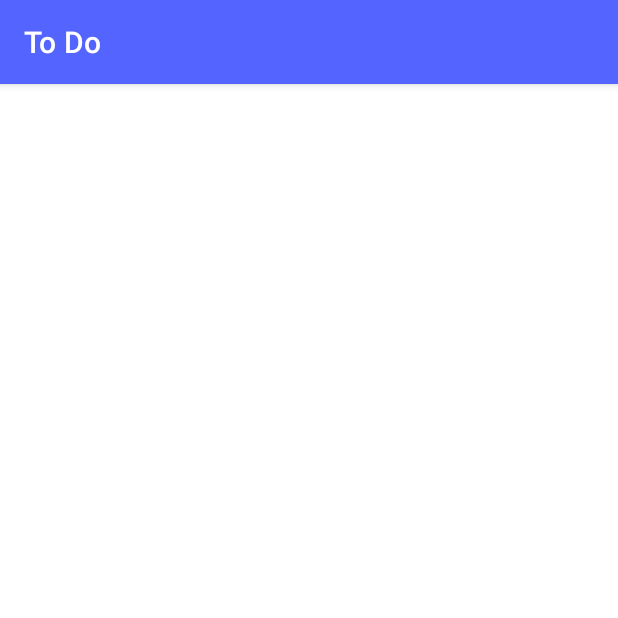
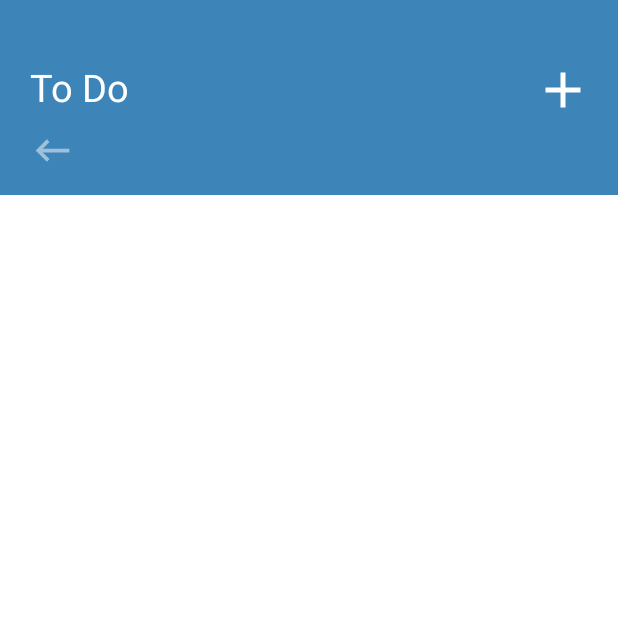
Before and after one commit to Dileep2896/To-Do-App, an Android app: the screen it shows after launch (CategoryActivity), after a tap on "LET ADD SOME WORK", on a phone screen of 412 x 824 dp, the top half of it. Run offline under Robolectric (Android 15) with nearby library versions, the phone set to English and light mode, and no system bars.

Commit message:
Create Custom ActionBar, Add Buttons To ActionBar, Create DialogAdd.java

```diff
--- a/app/src/main/java/com/technologybit/todo/CategoryActivity.java
+++ b/app/src/main/java/com/technologybit/todo/CategoryActivity.java
@@ -3,6 +3,9 @@ package com.technologybit.todo;
 import androidx.appcompat.app.AppCompatActivity;
 
 import android.os.Bundle;
+import android.view.View;
+
+import java.util.Objects;
 
 public class CategoryActivity extends AppCompatActivity {
 
@@ -10,5 +13,20 @@ public class CategoryActivity extends AppCompatActivity {
     protected void onCreate(Bundle savedInstanceState) {
         super.onCreate(savedInstanceState);
         setContentView(R.layout.activity_category);
+
     }
+
+    public void addButtonClicked(View view) {
+        openDialog();
+    }
+
+    public void goBackClicked(View view) {
+        finish();
+    }
+
+    public void openDialog() {
+        DialogAdd dialogAdd = new DialogAdd();
+        dialogAdd.show(getSupportFragmentManager(), "Add Category");
+    }
+
 }
--- /dev/null
+++ b/app/src/main/java/com/technologybit/todo/DialogAdd.java
@@ -0,0 +1,27 @@
+package com.technologybit.todo;
+
+import android.app.Dialog;
+import android.content.DialogInterface;
+import android.os.Bundle;
+
+import androidx.annotation.NonNull;
+import androidx.annotation.Nullable;
+import androidx.appcompat.app.AlertDialog;
+import androidx.appcompat.app.AppCompatDialogFragment;
+
+public class DialogAdd extends AppCompatDialogFragment {
+
+    @Override
+    public Dialog onCreateDialog(Bundle savedInstanceState) {
+        AlertDialog.Builder builder = new AlertDialog.Builder(getActivity());
+        builder.setTitle("Add Category")
+                .setMessage("Add A New Category")
+                .setPositiveButton("Add", new DialogInterface.OnClickListener() {
+                    @Override
+                    public void onClick(DialogInterface dialogInterface, int i) {
+
+                    }
+                });
+        return builder.create();
+    }
+}
--- a/app/src/main/java/com/technologybit/todo/MainActivity.java
+++ b/app/src/main/java/com/technologybit/todo/MainActivity.java
@@ -26,11 +26,6 @@ public class MainActivity extends AppCompatActivity {
         tvToDo = findViewById(R.id.tvToDo);
         tvQuote = findViewById(R.id.tvQuote);
 
-        // Enabling Full Screen And Adding Action Bar.
-        getWindow().setFlags(WindowManager.LayoutParams.FLAG_FULLSCREEN,
-                             WindowManager.LayoutParams.FLAG_FULLSCREEN);
-        Objects.requireNonNull(getSupportActionBar()).hide();
-
         // Animations
         btnAddWork.setAlpha(0);
         btnAddWork.animate().setDuration(800).alpha(1);
--- /dev/null
+++ b/app/src/main/res/drawable/ic_baseline_add_24.xml
@@ -0,0 +1,10 @@
+<vector xmlns:android="http://schemas.android.com/apk/res/android"
+    android:width="24dp"
+    android:height="24dp"
+    android:viewportWidth="24"
+    android:viewportHeight="24"
+    android:tint="?attr/colorControlNormal">
+  <path
+      android:fillColor="@android:color/white"
+      android:pathData="M19,13h-6v6h-2v-6H5v-2h6V5h2v6h6v2z"/>
+</vector>
--- /dev/null
+++ b/app/src/main/res/drawable/ic_baseline_arrow_back_24.xml
@@ -0,0 +1,10 @@
+<vector xmlns:android="http://schemas.android.com/apk/res/android"
+    android:width="24dp"
+    android:height="24dp"
+    android:viewportWidth="24"
+    android:viewportHeight="24"
+    android:tint="?attr/colorControlNormal">
+  <path
+      android:fillColor="@android:color/white"
+      android:pathData="M20,11H7.83l5.59,-5.59L12,4l-8,8 8,8 1.41,-1.41L7.83,13H20v-2z"/>
+</vector>
--- /dev/null
+++ b/app/src/main/res/drawable/ic_baseline_keyboard_backspace_24.xml
@@ -0,0 +1,10 @@
+<vector xmlns:android="http://schemas.android.com/apk/res/android"
+    android:width="24dp"
+    android:height="24dp"
+    android:viewportWidth="24"
+    android:viewportHeight="24"
+    android:tint="?attr/colorControlNormal">
+  <path
+      android:fillColor="@android:color/white"
+      android:pathData="M21,11H6.83l3.58,-3.59L9,6l-6,6 6,6 1.41,-1.41L6.83,13H21z"/>
+</vector>
--- a/app/src/main/res/layout/activity_category.xml
+++ b/app/src/main/res/layout/activity_category.xml
@@ -4,6 +4,66 @@
     xmlns:tools="http://schemas.android.com/tools"
     android:layout_width="match_parent"
     android:layout_height="match_parent"
+    android:background="@color/white"
     tools:context=".CategoryActivity">
 
+    <androidx.appcompat.widget.Toolbar
+        android:id="@+id/toolbar"
+        android:layout_width="match_parent"
+        android:layout_height="130dp"
+        android:background="@color/Button_Color"
+        android:theme="@style/ThemeOverlay.AppCompat.Dark.ActionBar"
+        app:layout_constraintEnd_toEndOf="parent"
+        app:layout_constraintStart_toStartOf="parent"
+        app:layout_constraintTop_toTopOf="parent"
+        tools:ignore="MissingConstraints" />
+
+    <Button
+        android:id="@+id/button"
+        android:layout_width="40dp"
+        android:layout_height="40dp"
+        android:layout_marginBottom="50dp"
+        android:background="@drawable/ic_baseline_add_24"
+        android:backgroundTint="@color/white"
+        android:onClick="addButtonClicked"
+        app:layout_constraintBottom_toBottomOf="@+id/toolbar"
+        app:layout_constraintEnd_toEndOf="@+id/toolbar"
+        app:layout_constraintHorizontal_bias="0.956"
+        app:layout_constraintStart_toStartOf="@+id/toolbar"
+        app:layout_constraintTop_toTopOf="parent"
+        app:layout_constraintVertical_bias="1.0" />
+
+    <TextView
+        android:id="@+id/textView"
+        android:layout_width="wrap_content"
+        android:layout_height="wrap_content"
+        android:layout_marginStart="20dp"
+        android:layout_marginBottom="10dp"
+        android:fontFamily="sans-serif-thin"
+        android:text="@string/app_name"
+        android:textColor="@color/white"
+        android:textSize="25sp"
+        android:textStyle="bold"
+        app:layout_constraintBottom_toTopOf="@+id/button2"
+        app:layout_constraintEnd_toStartOf="@+id/button"
+        app:layout_constraintHorizontal_bias="0.0"
+        app:layout_constraintStart_toStartOf="parent"
+        app:layout_constraintTop_toTopOf="@+id/toolbar"
+        app:layout_constraintVertical_bias="1.0" />
+
+    <Button
+        android:id="@+id/button2"
+        android:layout_width="30dp"
+        android:layout_height="30dp"
+        android:layout_marginStart="20dp"
+        android:layout_marginBottom="5dp"
+        android:alpha="0.5"
+        android:background="@drawable/ic_baseline_keyboard_backspace_24"
+        android:backgroundTint="@color/white"
+        android:onClick="goBackClicked"
+        app:layout_constraintBottom_toBottomOf="@+id/toolbar"
+        app:layout_constraintStart_toStartOf="@+id/toolbar"
+        app:layout_constraintTop_toTopOf="parent"
+        app:layout_constraintVertical_bias="0.9" />
+
 </androidx.constraintlayout.widget.ConstraintLayout>
--- a/app/src/main/res/layout/activity_main.xml
+++ b/app/src/main/res/layout/activity_main.xml
@@ -45,6 +45,7 @@
         android:backgroundTint="@color/Button_Color"
         android:onClick="WorkBtnClicked"
         android:text="@string/let_s_add_some_work"
+        android:textColor="@color/white"
         app:layout_constraintBottom_toBottomOf="parent"
         app:layout_constraintEnd_toEndOf="parent"
         app:layout_constraintHorizontal_bias="0.497"
--- a/app/src/main/res/values-night/themes.xml
+++ b/app/src/main/res/values-night/themes.xml
@@ -1,6 +1,6 @@
 <resources xmlns:tools="http://schemas.android.com/tools">
     <!-- Base application theme. -->
-    <style name="Theme.ToDo" parent="Theme.MaterialComponents.DayNight.DarkActionBar">
+    <style name="Theme.ToDo" parent="Theme.MaterialComponents.DayNight">
         <!-- Primary brand color. -->
         <item name="colorPrimary">@color/purple_200</item>
         <item name="colorPrimaryVariant">@color/purple_700</item>
--- a/app/src/main/res/values/themes.xml
+++ b/app/src/main/res/values/themes.xml
@@ -1,6 +1,6 @@
 <resources xmlns:tools="http://schemas.android.com/tools">
     <!-- Base application theme. -->
-    <style name="Theme.ToDo" parent="Theme.MaterialComponents.DayNight.DarkActionBar">
+    <style name="Theme.ToDo" parent="Theme.MaterialComponents.DayNight.NoActionBar.Bridge">
         <!-- Primary brand color. -->
         <item name="colorPrimary">@color/Neon_Blue</item>
         <item name="colorPrimaryVariant">@color/Cornflower_blue</item>
```
